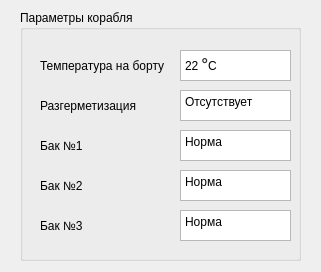
SofiaStepanenkoA/DevPyQt, file scripts/Homework/Practice1/c_ship_parameters/ship_parameters.ui: the form before one commit.
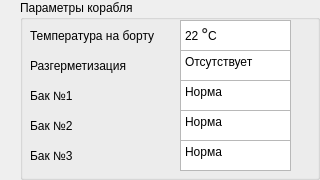
The form after the commit.

Diff of the .ui file:
```diff
--- a/scripts/Homework/Practice1/c_ship_parameters/ship_parameters.ui
+++ b/scripts/Homework/Practice1/c_ship_parameters/ship_parameters.ui
@@ -6,10 +6,16 @@
    <rect>
     <x>0</x>
     <y>0</y>
-    <width>321</width>
-    <height>272</height>
+    <width>320</width>
+    <height>180</height>
    </rect>
   </property>
+  <property name="minimumSize">
+   <size>
+    <width>320</width>
+    <height>180</height>
+   </size>
+  </property>
   <property name="windowTitle">
    <string>Form</string>
   </property>
@@ -17,11 +23,23 @@
    <property name="geometry">
     <rect>
      <x>20</x>
-     <y>10</y>
-     <width>281</width>
-     <height>251</height>
+     <y>0</y>
+     <width>300</width>
+     <height>180</height>
     </rect>
    </property>
+   <property name="minimumSize">
+    <size>
+     <width>300</width>
+     <height>180</height>
+    </size>
+   </property>
+   <property name="maximumSize">
+    <size>
+     <width>300</width>
+     <height>180</height>
+    </size>
+   </property>
    <property name="title">
     <string>Параметры корабля</string>
    </property>
@@ -29,7 +47,7 @@
     <property name="geometry">
      <rect>
       <x>160</x>
-      <y>40</y>
+      <y>20</y>
       <width>111</width>
       <height>31</height>
      </rect>
@@ -48,8 +66,8 @@
    <widget class="QLabel" name="label">
     <property name="geometry">
      <rect>
-      <x>20</x>
-      <y>40</y>
+      <x>10</x>
+      <y>20</y>
       <width>131</width>
       <height>31</height>
      </rect>
@@ -61,8 +79,8 @@
    <widget class="QLabel" name="label_2">
     <property name="geometry">
      <rect>
-      <x>20</x>
-      <y>80</y>
+      <x>10</x>
+      <y>50</y>
       <width>131</width>
       <height>31</height>
      </rect>
@@ -75,7 +93,7 @@
     <property name="geometry">
      <rect>
       <x>160</x>
-      <y>80</y>
+      <y>50</y>
       <width>111</width>
       <height>31</height>
      </rect>
@@ -94,8 +112,8 @@
    <widget class="QLabel" name="label_3">
     <property name="geometry">
      <rect>
-      <x>20</x>
-      <y>120</y>
+      <x>10</x>
+      <y>80</y>
       <width>131</width>
       <height>31</height>
      </rect>
@@ -108,7 +126,7 @@
     <property name="geometry">
      <rect>
       <x>160</x>
-      <y>120</y>
+      <y>80</y>
       <width>111</width>
       <height>31</height>
      </rect>
@@ -127,8 +145,8 @@
    <widget class="QLabel" name="label_4">
     <property name="geometry">
      <rect>
-      <x>20</x>
-      <y>160</y>
+      <x>10</x>
+      <y>110</y>
       <width>131</width>
       <height>31</height>
      </rect>
@@ -141,7 +159,7 @@
     <property name="geometry">
      <rect>
       <x>160</x>
-      <y>160</y>
+      <y>110</y>
       <width>111</width>
       <height>31</height>
      </rect>
@@ -160,8 +178,8 @@
    <widget class="QLabel" name="label_5">
     <property name="geometry">
      <rect>
-      <x>20</x>
-      <y>200</y>
+      <x>10</x>
+      <y>140</y>
       <width>131</width>
       <height>31</height>
      </rect>
@@ -174,7 +192,7 @@
     <property name="geometry">
      <rect>
       <x>160</x>
-      <y>200</y>
+      <y>140</y>
       <width>111</width>
       <height>31</height>
      </rect>
```
